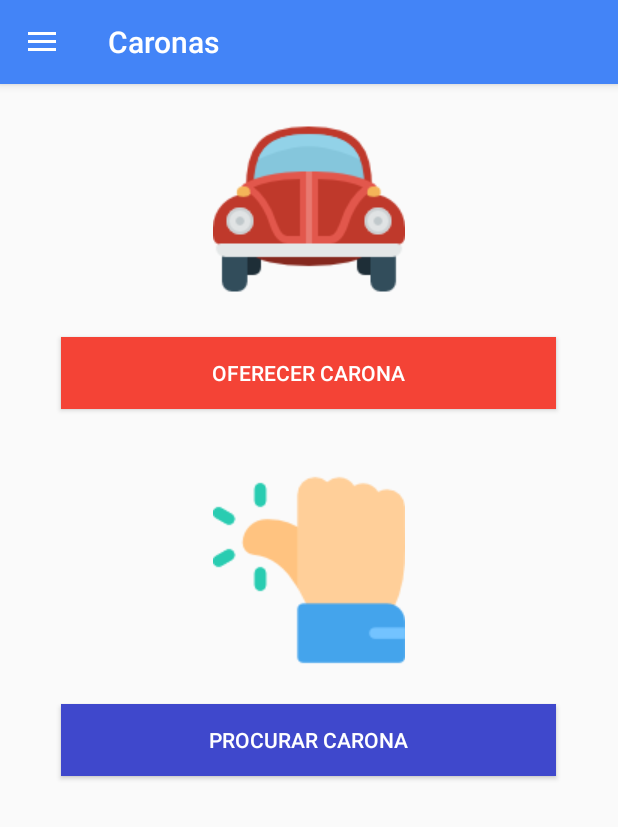
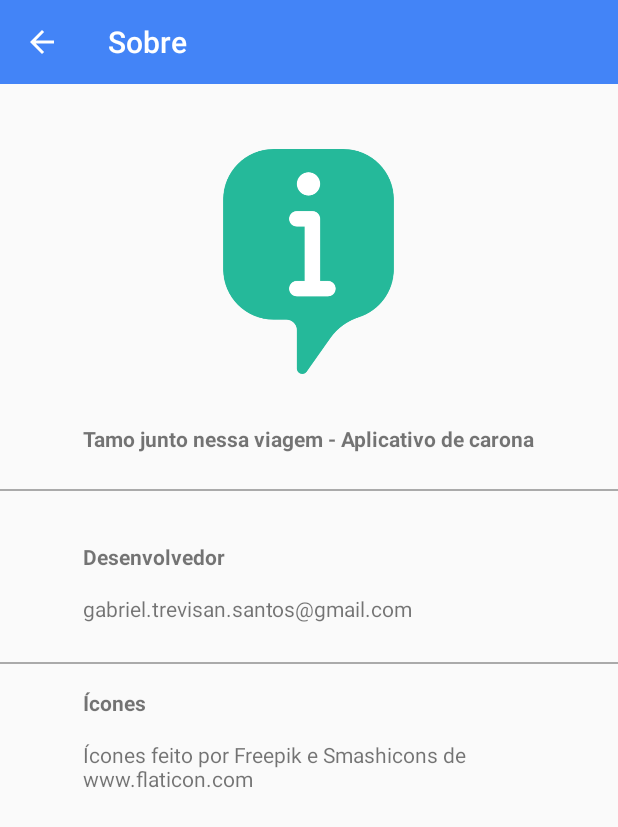
Before and after one commit to gabriel-trevisan/Carona-Fatec, an Android app: the MainActivity screen opened directly, with no data from a screen before it, in the side drawer, after a tap on "Sobre", on a phone screen of 412 x 824 dp. Shown: the top 827 px of the screen. Run offline under Robolectric (Android 15) with nearby library versions, the phone set to English and light mode, and no system bars; libraries missing offline, so code that uses them is left out: com.google.maps.errors, com.google.maps.model.

Commit message:
Implementar sobre

```diff
--- a/app/src/main/AndroidManifest.xml
+++ b/app/src/main/AndroidManifest.xml
@@ -82,7 +82,11 @@
         <activity
             android:name=".MainActivity"
             android:label="@string/title_activity_main"
-            android:theme="@style/AppTheme.NoActionBar"></activity>
+            android:theme="@style/AppTheme.NoActionBar" />
+        <activity android:name=".SobreActivity"
+            android:label="Sobre"
+            android:parentActivityName=".MainActivity">
+        </activity>
     </application>
 
 </manifest>
--- a/app/src/main/java/com/example/gabriel/carona_fatec/MainActivity.java
+++ b/app/src/main/java/com/example/gabriel/carona_fatec/MainActivity.java
@@ -65,7 +65,6 @@ public class MainActivity extends AppCompatActivity
             }
         });
 
-
         Toolbar toolbar = (Toolbar) findViewById(R.id.toolbar);
         setSupportActionBar(toolbar);
 
@@ -123,6 +122,9 @@ public class MainActivity extends AppCompatActivity
 
         } else if (id == R.id.nav_sobre) {
 
+            Intent intent = new Intent(this, SobreActivity.class);
+            startActivity(intent);
+
         }
 
         DrawerLayout drawer = (DrawerLayout) findViewById(R.id.drawer_layout);
--- /dev/null
+++ b/app/src/main/java/com/example/gabriel/carona_fatec/SobreActivity.java
@@ -0,0 +1,13 @@
+package com.example.gabriel.carona_fatec;
+
+import android.support.v7.app.AppCompatActivity;
+import android.os.Bundle;
+
+public class SobreActivity extends AppCompatActivity {
+
+    @Override
+    protected void onCreate(Bundle savedInstanceState) {
+        super.onCreate(savedInstanceState);
+        setContentView(R.layout.activity_sobre);
+    }
+}
--- /dev/null
+++ b/app/src/main/res/layout/activity_sobre.xml
@@ -0,0 +1,84 @@
+<?xml version="1.0" encoding="utf-8"?>
+<RelativeLayout xmlns:android="http://schemas.android.com/apk/res/android"
+    xmlns:app="http://schemas.android.com/apk/res-auto"
+    xmlns:tools="http://schemas.android.com/tools"
+    android:layout_width="match_parent"
+    android:layout_height="match_parent"
+    tools:context="com.example.gabriel.carona_fatec.SobreActivity">
+
+    <ImageView
+        android:id="@+id/imageView12"
+        android:layout_width="150dp"
+        android:layout_height="150dp"
+        app:srcCompat="@drawable/information"
+        android:layout_marginTop="43dp"
+        android:layout_alignParentTop="true"
+        android:layout_centerHorizontal="true" />
+
+    <TextView
+        android:id="@+id/textView5"
+        android:layout_width="wrap_content"
+        android:layout_height="wrap_content"
+        android:text="Tamo junto nessa viagem - Aplicativo de carona"
+        android:textStyle="bold"
+        android:layout_below="@+id/imageView12"
+        android:layout_centerHorizontal="true"
+        android:layout_marginTop="33dp" />
+
+    <View
+        android:layout_width="match_parent"
+        android:layout_height="1dp"
+        android:background="@android:color/darker_gray"
+        android:layout_marginTop="270dp"
+        android:id="@+id/view3" />
+
+    <TextView
+        android:id="@+id/textView12"
+        android:layout_width="wrap_content"
+        android:layout_height="wrap_content"
+        android:layout_marginTop="34dp"
+        android:text="Desenvolvedor"
+        android:textStyle="bold"
+        android:layout_below="@+id/view3"
+        android:layout_alignLeft="@+id/textView5"
+        android:layout_alignStart="@+id/textView5" />
+
+    <TextView
+        android:id="@+id/textView17"
+        android:layout_width="wrap_content"
+        android:layout_height="wrap_content"
+        android:layout_alignLeft="@+id/textView12"
+        android:layout_alignStart="@+id/textView12"
+        android:layout_below="@+id/textView12"
+        android:layout_marginTop="15dp"
+        android:text="gabriel.trevisan.santos@gmail.com" />
+
+    <View
+        android:layout_width="match_parent"
+        android:layout_height="1dp"
+        android:background="@android:color/darker_gray"
+        android:layout_marginTop="385dp"
+        android:id="@+id/view4" />
+
+    <TextView
+        android:id="@+id/textView18"
+        android:layout_width="wrap_content"
+        android:layout_height="wrap_content"
+        android:layout_marginTop="16dp"
+        android:text="Ícones"
+        android:textStyle="bold"
+        android:layout_below="@+id/view4"
+        android:layout_alignLeft="@+id/textView17"
+        android:layout_alignStart="@+id/textView17" />
+
+    <TextView
+        android:id="@+id/textView19"
+        android:layout_width="wrap_content"
+        android:layout_height="wrap_content"
+        android:text="Ícones feito por Freepik e Smashicons de www.flaticon.com"
+        android:layout_below="@+id/textView18"
+        android:layout_alignLeft="@+id/textView18"
+        android:layout_alignStart="@+id/textView18"
+        android:layout_marginTop="15dp" />
+
+</RelativeLayout>
```
Also changed, not shown: app/src/main/res/drawable/information.png (added).
